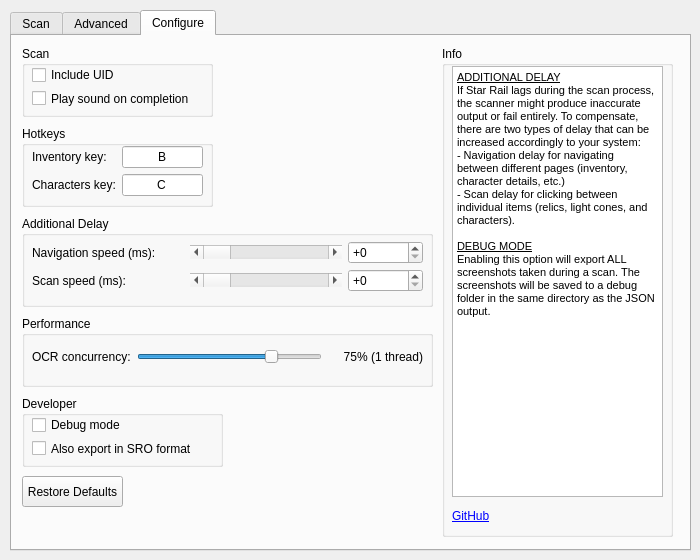
First picture: the form in src/ui/hsr_scanner.ui, repository kel-z/HSR-Scanner, before the edit.
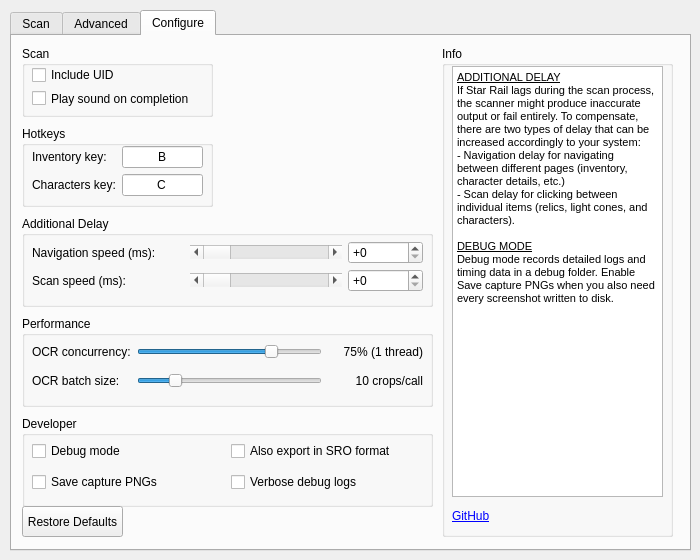
Second picture: the form after the edit. The open tabs and pages were chosen to show the change. Custom widgets are drawn as their Qt base class.

Commit message: Pr/scan performance (#122)

Patch:
```diff
--- a/src/ui/hsr_scanner.ui
+++ b/src/ui/hsr_scanner.ui
@@ -907,9 +907,9 @@
       <property name="geometry">
        <rect>
         <x>10</x>
-        <y>360</y>
-        <width>201</width>
-        <height>71</height>
+        <y>380</y>
+        <width>411</width>
+        <height>91</height>
        </rect>
       </property>
       <property name="title">
@@ -920,12 +920,12 @@
         <rect>
          <x>10</x>
          <y>20</y>
-         <width>181</width>
-         <height>41</height>
+         <width>391</width>
+         <height>61</height>
         </rect>
        </property>
-       <layout class="QVBoxLayout" name="verticalLayout_2">
-        <item>
+       <layout class="QGridLayout" name="verticalLayout_2">
+        <item row="0" column="0">
          <widget class="QCheckBox" name="checkBoxDebugMode">
           <property name="toolTip">
            <string>Saves ALL screenshots</string>
@@ -935,7 +935,27 @@
           </property>
          </widget>
         </item>
-        <item>
+        <item row="1" column="0">
+         <widget class="QCheckBox" name="checkBoxDebugSaveCaptures">
+          <property name="toolTip">
+           <string>Save every screenshot capture as a PNG in debug mode</string>
+          </property>
+          <property name="text">
+           <string>Save capture PNGs</string>
+          </property>
+         </widget>
+        </item>
+        <item row="1" column="1">
+         <widget class="QCheckBox" name="checkBoxDebugVerboseLogs">
+          <property name="toolTip">
+           <string>Log every capture and OCR event during the scan. Slower; summaries are always logged at scan end.</string>
+          </property>
+          <property name="text">
+           <string>Verbose debug logs</string>
+          </property>
+         </widget>
+        </item>
+        <item row="0" column="1">
          <widget class="QCheckBox" name="checkBoxSroFormat">
           <property name="toolTip">
            <string>Star Rail Optimizer</string>
@@ -954,7 +974,7 @@
         <x>10</x>
         <y>280</y>
         <width>411</width>
-        <height>71</height>
+        <height>91</height>
        </rect>
       </property>
       <property name="title">
@@ -966,7 +986,7 @@
          <x>10</x>
          <y>20</y>
          <width>391</width>
-         <height>41</height>
+         <height>61</height>
         </rect>
        </property>
        <layout class="QGridLayout" name="gridLayout_3">
@@ -1021,6 +1041,45 @@
           </property>
          </widget>
         </item>
+        <item row="1" column="0">
+         <widget class="QLabel" name="labelOCRBatchSize">
+          <property name="text">
+           <string>OCR batch size:</string>
+          </property>
+         </widget>
+        </item>
+        <item row="1" column="1">
+         <widget class="QSlider" name="horizontalSliderOCRBatchSize">
+          <property name="minimum">
+           <number>1</number>
+          </property>
+          <property name="maximum">
+           <number>50</number>
+          </property>
+          <property name="value">
+           <number>10</number>
+          </property>
+          <property name="orientation">
+           <enum>Qt::Horizontal</enum>
+          </property>
+         </widget>
+        </item>
+        <item row="1" column="2">
+         <widget class="QLabel" name="labelOCRBatchSizeValue">
+          <property name="minimumSize">
+           <size>
+            <width>95</width>
+            <height>0</height>
+           </size>
+          </property>
+          <property name="text">
+           <string>10 crops/call</string>
+          </property>
+          <property name="alignment">
+           <set>Qt::AlignRight|Qt::AlignTrailing|Qt::AlignVCenter</set>
+          </property>
+         </widget>
+        </item>
        </layout>
       </widget>
      </widget>
@@ -1228,7 +1287,7 @@
 &lt;p style=&quot; margin-top:0px; margin-bottom:0px; margin-left:0px; margin-right:0px; -qt-block-indent:0; text-indent:0px;&quot;&gt;- Scan delay for clicking between individual items (relics, light cones, and characters).&lt;/p&gt;
 &lt;p style=&quot;-qt-paragraph-type:empty; margin-top:0px; margin-bottom:0px; margin-left:0px; margin-right:0px; -qt-block-indent:0; text-indent:0px;&quot;&gt;&lt;br /&gt;&lt;/p&gt;
 &lt;p style=&quot; margin-top:0px; margin-bottom:0px; margin-left:0px; margin-right:0px; -qt-block-indent:0; text-indent:0px;&quot;&gt;&lt;span style=&quot; font-size:8.25pt; text-decoration: underline;&quot;&gt;DEBUG MODE&lt;/span&gt;&lt;/p&gt;
-&lt;p style=&quot; margin-top:0px; margin-bottom:0px; margin-left:0px; margin-right:0px; -qt-block-indent:0; text-indent:0px;&quot;&gt;&lt;span style=&quot; font-size:8.25pt;&quot;&gt;Enabling this option will export ALL screenshots taken during a scan. The screenshots will be saved to a debug folder in the same directory as the JSON output.&lt;/span&gt;&lt;/p&gt;&lt;/body&gt;&lt;/html&gt;</string>
+&lt;p style=&quot; margin-top:0px; margin-bottom:0px; margin-left:0px; margin-right:0px; -qt-block-indent:0; text-indent:0px;&quot;&gt;&lt;span style=&quot; font-size:8.25pt;&quot;&gt;Debug mode records detailed logs and timing data in a debug folder. Enable Save capture PNGs when you also need every screenshot written to disk.&lt;/span&gt;&lt;/p&gt;&lt;/body&gt;&lt;/html&gt;</string>
        </property>
       </widget>
       <widget class="QLabel" name="label_16">
@@ -1255,7 +1314,7 @@
       <property name="geometry">
        <rect>
         <x>10</x>
-        <y>440</y>
+        <y>470</y>
         <width>101</width>
         <height>31</height>
        </rect>
```
Left out of the diff: 2 changed lines with no effect on the pictures. The commit also changes 15 other files.
